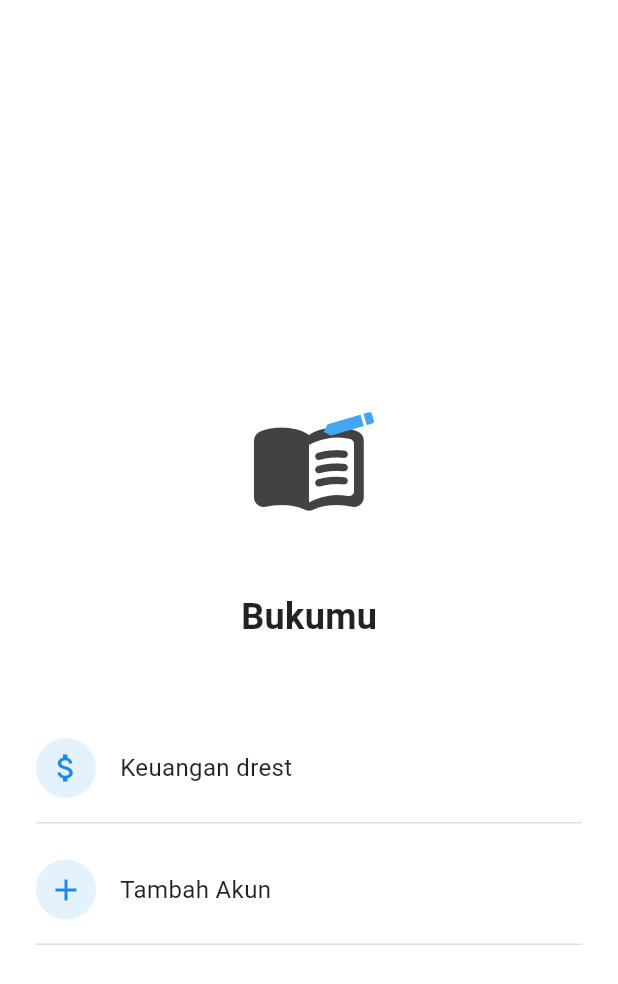
After one commit to admiral-workumm/Your_moneyAPP, a Flutter app: the BukumuView screen opened by its route, on a phone screen of 412 x 824 dp. The commit adds this screen. Shown: the top 984 px of the screen. Run offline on Flutter 3.47's test engine with Material 3 defaults, Android fonts, the phone set to English and light mode, and no system bars; our stand-ins replace get.

Commit message:
Update Bukumu

```diff
--- /dev/null
+++ b/lib/app/modules/logout/bukumu_view.dart
@@ -0,0 +1,165 @@
+import 'package:flutter/material.dart';
+import 'package:get/get.dart';
+
+class BukumuView extends StatelessWidget {
+  const BukumuView({Key? key}) : super(key: key);
+
+  @override
+  Widget build(BuildContext context) {
+    return Scaffold(
+      backgroundColor: Colors.white,
+      appBar: AppBar(
+        backgroundColor: Colors.white,
+        elevation: 0,
+        automaticallyImplyLeading: false,
+      ),
+      body: Center(
+        child: Padding(
+          padding: const EdgeInsets.all(24.0),
+          child: Column(
+            mainAxisAlignment: MainAxisAlignment.center,
+            children: [
+              // Icon Buku dengan Pensil
+              Container(
+                width: 120,
+                height: 120,
+                decoration: BoxDecoration(
+                  color: Colors.white,
+                  borderRadius: BorderRadius.circular(12),
+                ),
+                child: Stack(
+                  alignment: Alignment.center,
+                  children: [
+                    // Buku
+                    Icon(
+                      Icons.menu_book_rounded,
+                      size: 80,
+                      color: Colors.grey[800],
+                    ),
+                    // Pensil di pojok kanan atas
+                    Positioned(
+                      top: 15,
+                      right: 15,
+                      child: Transform.rotate(
+                        angle: 0.5,
+                        child: Icon(
+                          Icons.edit,
+                          size: 35,
+                          color: Colors.blue[400],
+                        ),
+                      ),
+                    ),
+                  ],
+                ),
+              ),
+              const SizedBox(height: 24),
+              // Text Bukumu
+              const Text(
+                'Bukumu',
+                style: TextStyle(
+                  fontSize: 24,
+                  fontWeight: FontWeight.w600,
+                  color: Colors.black87,
+                ),
+              ),
+              const SizedBox(height: 48),
+              // Keuangan drest button
+              Container(
+                width: double.infinity,
+                decoration: BoxDecoration(
+                  border: Border(
+                    bottom: BorderSide(
+                      color: Colors.grey[300]!,
+                      width: 1,
+                    ),
+                  ),
+                ),
+                child: InkWell(
+                  onTap: () {
+                    // TODO: Navigate to Keuangan drest
+                    print('Keuangan drest tapped');
+                  },
+                  child: Padding(
+                    padding: const EdgeInsets.symmetric(vertical: 16.0),
+                    child: Row(
+                      children: [
+                        Container(
+                          width: 40,
+                          height: 40,
+                          decoration: BoxDecoration(
+                            color: Colors.blue[50],
+                            shape: BoxShape.circle,
+                          ),
+                          child: Icon(
+                            Icons.attach_money,
+                            color: Colors.blue[600],
+                            size: 24,
+                          ),
+                        ),
+                        const SizedBox(width: 16),
+                        const Text(
+                          'Keuangan drest',
+                          style: TextStyle(
+                            fontSize: 16,
+                            color: Colors.black87,
+                          ),
+                        ),
+                      ],
+                    ),
+                  ),
+                ),
+              ),
+              const SizedBox(height: 8),
+              // Tambah Akun button
+              Container(
+                width: double.infinity,
+                decoration: BoxDecoration(
+                  border: Border(
+                    bottom: BorderSide(
+                      color: Colors.grey[300]!,
+                      width: 1,
+                    ),
+                  ),
+                ),
+                child: InkWell(
+                  onTap: () {
+                    // TODO: Navigate to Tambah Akun
+                    print('Tambah Akun tapped');
+                  },
+                  child: Padding(
+                    padding: const EdgeInsets.symmetric(vertical: 16.0),
+                    child: Row(
+                      children: [
+                        Container(
+                          width: 40,
+                          height: 40,
+                          decoration: BoxDecoration(
+                            color: Colors.blue[50],
+                            shape: BoxShape.circle,
+                          ),
+                          child: Icon(
+                            Icons.add,
+                            color: Colors.blue[600],
+                            size: 24,
+                          ),
+                        ),
+                        const SizedBox(width: 16),
+                        const Text(
+                          'Tambah Akun',
+                          style: TextStyle(
+                            fontSize: 16,
+                            color: Colors.black87,
+                          ),
+                        ),
+                      ],
+                    ),
+                  ),
+                ),
+              ),
+            ],
+          ),
+        ),
+      ),
+    );
+  }
+}
--- a/lib/app/routes/app_pages.dart
+++ b/lib/app/routes/app_pages.dart
@@ -5,6 +5,7 @@ import 'package:your_money/app/modules/catatkeuangan/bindings/catatkeuangan_bind
 import 'package:your_money/app/modules/catatkeuangan/views/catat_keuangan_view.dart';
 import 'package:your_money/app/modules/home/bindings/home_binding.dart';
 import 'package:your_money/app/modules/home/views/home_view.dart';
+import 'package:your_money/app/modules/logout/bukumu_view.dart';
 import 'package:your_money/app/modules/shell/views/shell_view.dart';
 import 'package:your_money/app/modules/shell/bindings/shell_binding.dart';
 import 'package:your_money/app/modules/kategori/views/kategori_view.dart';
@@ -67,7 +68,11 @@ class AppPages {
     GetPage(
       name: Routes.ANGGARAN,
       page: () => const AnggaranView(),
-    )
+    ),
+    GetPage(
+      name: Routes.BUKUMU,
+      page: () => const BukumuView(),
+    ),
   ];
 
   static final GetPage unknownRoute = GetPage(
--- a/lib/app/routes/app_routes.dart
+++ b/lib/app/routes/app_routes.dart
@@ -10,4 +10,5 @@ abstract class Routes {
   static const KATEGORI = '/kategori';
   static const DETAIL_KATEGORI = '/detail-kategori';
   static const ANGGARAN = '/anggaran';
+  static const BUKUMU = '/buku';
 }
```
Also changed, not shown: pubspec.lock, 1 other file.
